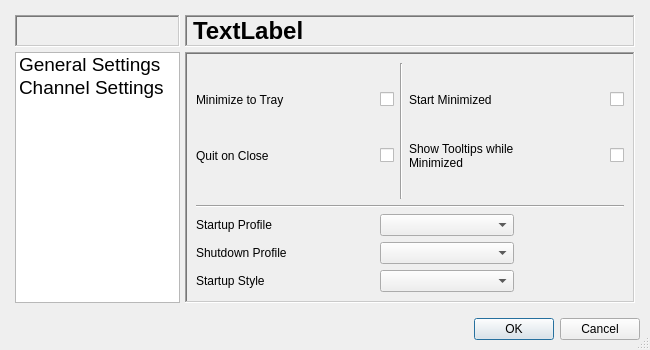
Above: gui_preferences.ui from Shub77/phoebetria-code before the change. Below: the same form after it.
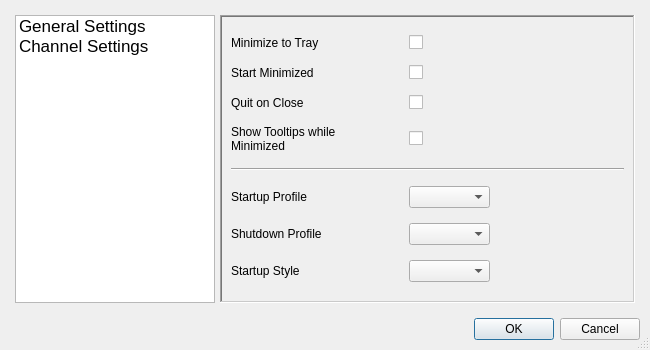
That is the form after the change. Icons and pictures are not drawn.

Commit message: Changed the layout of the preferences window.

Diff of the .ui file:
```diff
--- a/gui_preferences.ui
+++ b/gui_preferences.ui
@@ -12,7 +12,7 @@
   </property>
   <property name="minimumSize">
    <size>
-    <width>650</width>
+    <width>600</width>
     <height>350</height>
    </size>
   </property>
@@ -57,24 +57,6 @@
       <number>5</number>
      </property>
      <item row="0" column="0">
-      <widget class="QFrame" name="frame">
-       <property name="frameShape">
-        <enum>QFrame::WinPanel</enum>
-       </property>
-       <property name="frameShadow">
-        <enum>QFrame::Sunken</enum>
-       </property>
-       <layout class="QHBoxLayout" name="horizontalLayout">
-        <property name="spacing">
-         <number>0</number>
-        </property>
-        <property name="margin">
-         <number>5</number>
-        </property>
-       </layout>
-      </widget>
-     </item>
-     <item row="1" column="0">
       <widget class="QListWidget" name="ctrl_preferenceTabList">
        <property name="minimumSize">
         <size>
@@ -84,7 +66,7 @@
        </property>
        <property name="maximumSize">
         <size>
-         <width>16777215</width>
+         <width>200</width>
          <height>16777215</height>
         </size>
        </property>
@@ -96,9 +78,15 @@
        </property>
        <property name="font">
         <font>
-         <pointsize>14</pointsize>
+         <pointsize>13</pointsize>
         </font>
        </property>
+       <property name="iconSize">
+        <size>
+         <width>40</width>
+         <height>35</height>
+        </size>
+       </property>
        <item>
         <property name="text">
          <string>General Settings</string>
@@ -120,30 +108,10 @@
       </widget>
      </item>
      <item row="0" column="1" colspan="2">
-      <widget class="QLabel" name="ctrl_preferencesTabLabel">
-       <property name="font">
-        <font>
-         <pointsize>18</pointsize>
-         <weight>75</weight>
-         <bold>true</bold>
-        </font>
-       </property>
-       <property name="frameShape">
-        <enum>QFrame::WinPanel</enum>
-       </property>
-       <property name="frameShadow">
-        <enum>QFrame::Sunken</enum>
-       </property>
-       <property name="text">
-        <string>TextLabel</string>
-       </property>
-      </widget>
-     </item>
-     <item row="1" column="1" colspan="2">
       <widget class="QStackedWidget" name="ctrl_preferenceTabs">
        <property name="minimumSize">
         <size>
-         <width>450</width>
+         <width>300</width>
          <height>0</height>
         </size>
        </property>
@@ -158,31 +126,87 @@
        </property>
        <widget class="QWidget" name="page_generalSettings">
         <layout class="QGridLayout" name="gridLayout_4">
-         <item row="13" column="2" colspan="3">
+         <item row="3" column="0">
+          <widget class="QLabel" name="lbl_ShowTooltipOnMinimize">
+           <property name="text">
+            <string>Show Tooltips while Minimized</string>
+           </property>
+           <property name="wordWrap">
+            <bool>true</bool>
+           </property>
+          </widget>
+         </item>
+         <item row="2" column="2">
+          <widget class="QCheckBox" name="ctrl_quitOnClose">
+           <property name="sizePolicy">
+            <sizepolicy hsizetype="Fixed" vsizetype="Fixed">
+             <horstretch>0</horstretch>
+             <verstretch>0</verstretch>
+            </sizepolicy>
+           </property>
+           <property name="styleSheet">
+            <string notr="true"/>
+           </property>
+           <property name="text">
+            <string/>
+           </property>
+          </widget>
+         </item>
+         <item row="0" column="0">
+          <widget class="QLabel" name="lbl_MinimizeToTray">
+           <property name="text">
+            <string>Minimize to Tray</string>
+           </property>
+          </widget>
+         </item>
+         <item row="1" column="0">
+          <widget class="QLabel" name="lbl_minimizeOnStart">
+           <property name="text">
+            <string>Start Minimized</string>
+           </property>
+          </widget>
+         </item>
+         <item row="1" column="2">
+          <widget class="QCheckBox" name="ctrl_minimizeOnStart">
+           <property name="sizePolicy">
+            <sizepolicy hsizetype="Fixed" vsizetype="Fixed">
+             <horstretch>0</horstretch>
+             <verstretch>0</verstretch>
+            </sizepolicy>
+           </property>
+           <property name="styleSheet">
+            <string notr="true"/>
+           </property>
+           <property name="text">
+            <string/>
+           </property>
+          </widget>
+         </item>
+         <item row="12" column="2" colspan="2">
           <widget class="QComboBox" name="ctrl_style"/>
          </item>
-         <item row="11" column="2" colspan="3">
+         <item row="10" column="2" colspan="2">
           <widget class="QComboBox" name="ctrl_startupProfile">
            <property name="styleSheet">
             <string notr="true"/>
            </property>
           </widget>
          </item>
-         <item row="8" column="0" colspan="7">
+         <item row="7" column="0" colspan="6">
           <widget class="Line" name="line">
            <property name="orientation">
             <enum>Qt::Horizontal</enum>
            </property>
           </widget>
          </item>
-         <item row="13" column="0" colspan="2">
+         <item row="12" column="0" colspan="2">
           <widget class="QLabel" name="lbl_selectStyle">
            <property name="text">
             <string>Startup Style</string>
            </property>
           </widget>
          </item>
-         <item row="12" column="2" colspan="3">
+         <item row="11" column="2" colspan="2">
           <widget class="QComboBox" name="ctrl_shutdownProfile">
            <property name="styleSheet">
             <string notr="true"/>
@@ -192,35 +216,37 @@
            </property>
           </widget>
          </item>
-         <item row="12" column="0" colspan="2">
+         <item row="11" column="0" colspan="2">
           <widget class="QLabel" name="lbl_shutdownProfile">
            <property name="text">
             <string>Shutdown Profile</string>
            </property>
           </widget>
          </item>
-         <item row="11" column="0" colspan="2">
+         <item row="10" column="0" colspan="2">
           <widget class="QLabel" name="lbl_startupProfile">
            <property name="text">
             <string>Startup Profile</string>
            </property>
           </widget>
          </item>
-         <item row="0" column="3" rowspan="5">
-          <widget class="Line" name="line_2">
-           <property name="orientation">
-            <enum>Qt::Vertical</enum>
+         <item row="3" column="2">
+          <widget class="QCheckBox" name="ctrl_showTooltipOnMinimize">
+           <property name="sizePolicy">
+            <sizepolicy hsizetype="Fixed" vsizetype="Fixed">
+             <horstretch>0</horstretch>
+             <verstretch>0</verstretch>
+            </sizepolicy>
            </property>
-          </widget>
-         </item>
-         <item row="1" column="0">
-          <widget class="QLabel" name="lbl_MinimizeToTray">
+           <property name="styleSheet">
+            <string notr="true"/>
+           </property>
            <property name="text">
-            <string>Minimize to Tray</string>
+            <string/>
            </property>
           </widget>
          </item>
-         <item row="1" column="2">
+         <item row="0" column="2">
           <widget class="QCheckBox" name="ctrl_minimizeToTray">
            <property name="sizePolicy">
             <sizepolicy hsizetype="Fixed" vsizetype="Fixed">
@@ -236,78 +262,13 @@
            </property>
           </widget>
          </item>
-         <item row="1" column="4">
-          <widget class="QLabel" name="lbl_minimizeOnStart">
-           <property name="text">
-            <string>Start Minimized</string>
-           </property>
-          </widget>
-         </item>
-         <item row="1" column="6">
-          <widget class="QCheckBox" name="ctrl_minimizeOnStart">
-           <property name="sizePolicy">
-            <sizepolicy hsizetype="Fixed" vsizetype="Fixed">
-             <horstretch>0</horstretch>
-             <verstretch>0</verstretch>
-            </sizepolicy>
-           </property>
-           <property name="styleSheet">
-            <string notr="true"/>
-           </property>
-           <property name="text">
-            <string/>
-           </property>
-          </widget>
-         </item>
-         <item row="3" column="0">
+         <item row="2" column="0">
           <widget class="QLabel" name="lbl_quitOnClose">
            <property name="text">
             <string>Quit on Close</string>
            </property>
           </widget>
          </item>
-         <item row="3" column="2">
-          <widget class="QCheckBox" name="ctrl_quitOnClose">
-           <property name="sizePolicy">
-            <sizepolicy hsizetype="Fixed" vsizetype="Fixed">
-             <horstretch>0</horstretch>
-             <verstretch>0</verstretch>
-            </sizepolicy>
-           </property>
-           <property name="styleSheet">
-            <string notr="true"/>
-           </property>
-           <property name="text">
-            <string/>
-           </property>
-          </widget>
-         </item>
-         <item row="3" column="4">
-          <widget class="QLabel" name="lbl_ShowTooltipOnMinimize">
-           <property name="text">
-            <string>Show Tooltips while Minimized</string>
-           </property>
-           <property name="wordWrap">
-            <bool>true</bool>
-           </property>
-          </widget>
-         </item>
-         <item row="3" column="6">
-          <widget class="QCheckBox" name="ctrl_showTooltipOnMinimize">
-           <property name="sizePolicy">
-            <sizepolicy hsizetype="Fixed" vsizetype="Fixed">
-             <horstretch>0</horstretch>
-             <verstretch>0</verstretch>
-            </sizepolicy>
-           </property>
-           <property name="styleSheet">
-            <string notr="true"/>
-           </property>
-           <property name="text">
-            <string/>
-           </property>
-          </widget>
-         </item>
         </layout>
        </widget>
        <widget class="QWidget" name="page_channelSettings">
```
The commit also changes 1 other file.
